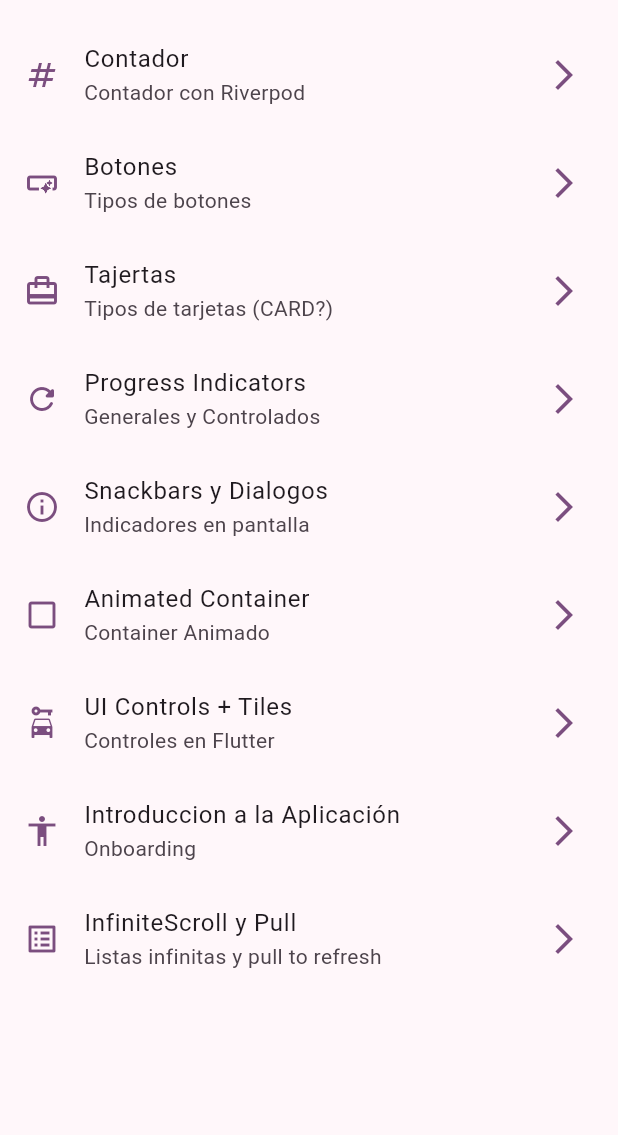
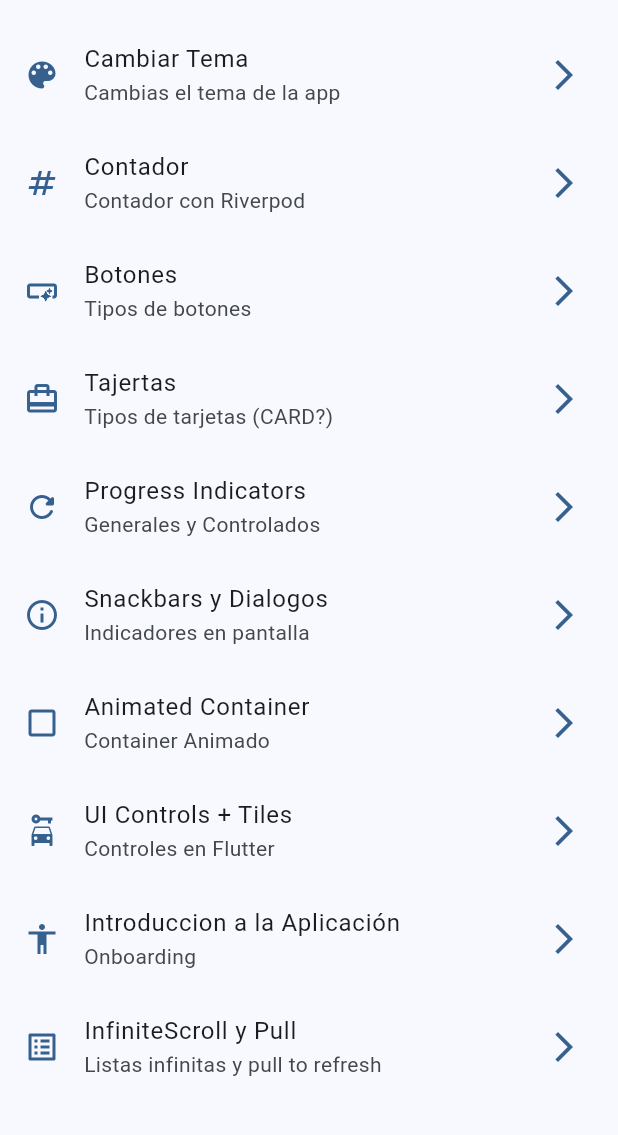
Before and after one commit to Nbravo1905/flutter_learning, a Flutter app: the screen it shows after launch, on a phone screen of 412 x 824 dp, the part 63-1198 px from its top. Run offline on Flutter 3.47's test engine with Material 2 defaults, Android fonts, the phone set to English and light mode, and no system bars; our stand-ins replace animate_do, flutter_riverpod, go_router.

Commit message:
antes de statenotifier cambio de tema implementado

```diff
--- a/widgets_app/lib/config/menu/menu_item.dart
+++ b/widgets_app/lib/config/menu/menu_item.dart
@@ -16,6 +16,13 @@ class MenuItem {
 }
 
 const appMenuItems = <MenuItem>[
+
+  MenuItem(
+    title: 'Cambiar Tema',
+    subTitle: 'Cambias el tema de la app',
+    link: '/theme-changer',
+    icon: Icons.color_lens
+  ),
 
   MenuItem(
     title: 'Contador',
--- a/widgets_app/lib/config/router/app_router.dart
+++ b/widgets_app/lib/config/router/app_router.dart
@@ -44,5 +44,9 @@ final appRouter = GoRouter(
       path: '/infinite',
       builder: (context, state) => const InfiniteScreen(),
     ),
+    GoRoute(
+      path: '/theme-changer',
+      builder: (context, state) => const ThemeChangerScreen(),
+    ),
   ],
 );
--- a/widgets_app/lib/config/theme/app_theme.dart
+++ b/widgets_app/lib/config/theme/app_theme.dart
@@ -3,20 +3,26 @@ import 'package:flutter/material.dart';
 const colorList = <Color>[
   Colors.blue,
   Colors.lime,
-  Colors.purple
+  Colors.purple,
+  Colors.red,
+  Colors.green,
+  Colors.pink
 ];
 
 class AppTheme {
 
   final int selectedColor;
+  final bool isDarkMode;
 
   AppTheme({
-    this.selectedColor = 0
+    this.selectedColor = 0,
+    this.isDarkMode = false
   }): assert( selectedColor >= 0, 'El Color no puede ser 0'),
     assert( selectedColor <= colorList.length - 1, 'El Color no puede ser mayor a ${colorList.length - 1}');
 
   ThemeData getTheme() => ThemeData(
     useMaterial3: true,
+    brightness: isDarkMode ? Brightness.dark : Brightness.light,
     colorSchemeSeed: colorList[selectedColor]
   );
 
--- a/widgets_app/lib/main.dart
+++ b/widgets_app/lib/main.dart
@@ -2,6 +2,7 @@ import 'package:flutter/material.dart';
 import 'package:flutter_riverpod/flutter_riverpod.dart';
 import 'package:widgets_app/config/router/app_router.dart';
 import 'package:widgets_app/config/theme/app_theme.dart';
+import 'package:widgets_app/presentation/providers/theme_provider.dart';
 
 void main() {
   runApp(
@@ -11,15 +12,19 @@ void main() {
   );
 }
 
-class MainApp extends StatelessWidget {
+class MainApp extends ConsumerWidget {
   const MainApp({super.key});
 
   @override
-  Widget build(BuildContext context) {
+  Widget build(BuildContext context, WidgetRef ref) {
+
+    final bool isModeDark = ref.watch(isDarkModeProvider);
+    final int selectedColor = ref.watch(selectedColorProvider);
+
     return MaterialApp.router(
       title: 'Flutter Widgets',
       routerConfig: appRouter,
-      theme: AppTheme(selectedColor: 2).getTheme(),
+      theme: AppTheme(selectedColor: selectedColor, isDarkMode: isModeDark).getTheme(),
     );
   }
 }
--- a/widgets_app/lib/presentation/providers/theme_provider.dart
+++ b/widgets_app/lib/presentation/providers/theme_provider.dart
@@ -1,4 +1,9 @@
 import 'package:flutter_riverpod/flutter_riverpod.dart';
+import 'package:widgets_app/config/theme/app_theme.dart';
 
+//Lista de colores inmutable
+final colorListProvider = Provider((ref) => colorList);
 
 final isDarkModeProvider = StateProvider<bool>((ref) => false);
+
+final selectedColorProvider = StateProvider<int>((ref) => 0);
--- a/widgets_app/lib/presentation/screens/screens.dart
+++ b/widgets_app/lib/presentation/screens/screens.dart
@@ -8,3 +8,4 @@ export 'package:widgets_app/presentation/screens/buttons/buttons_screen.dart';
 export 'package:widgets_app/presentation/screens/cards/cards_screen.dart';
 export 'package:widgets_app/presentation/screens/home/home_screen.dart';
 export 'package:widgets_app/presentation/screens/counter/counter_screen.dart';
+export 'package:widgets_app/presentation/screens/theme_changer/theme_changer_screen.dart';
```
Also changed, not shown: widgets_app/lib/presentation/screens/theme_changer/theme_changer_screen.dart (added, +57 -0 lines).
